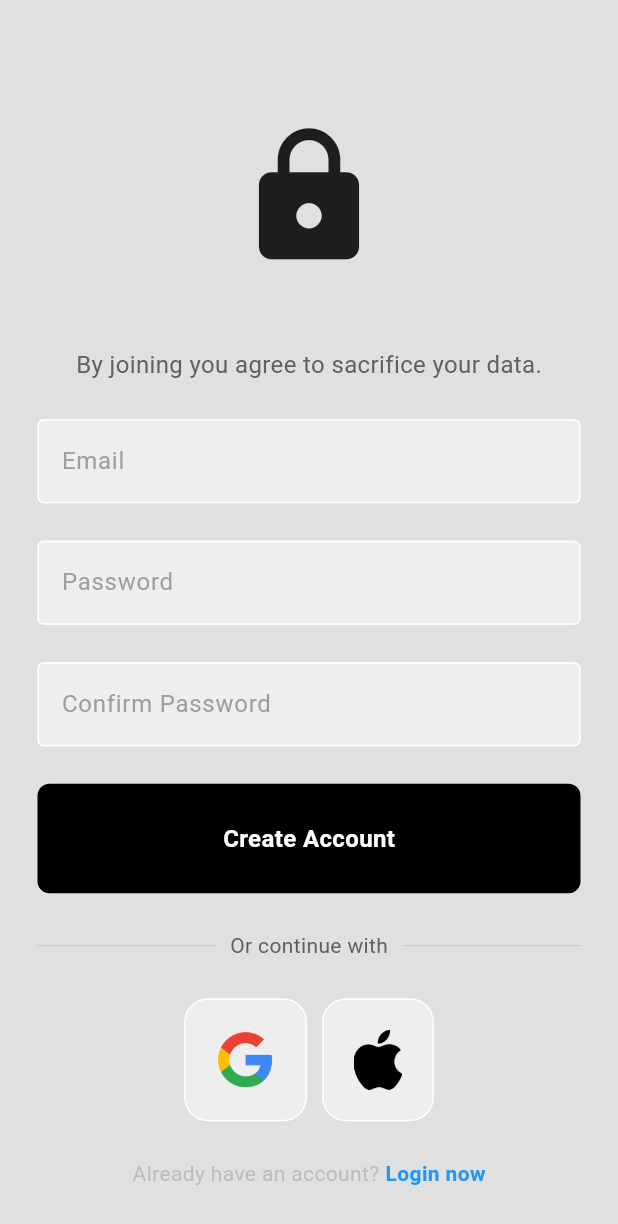
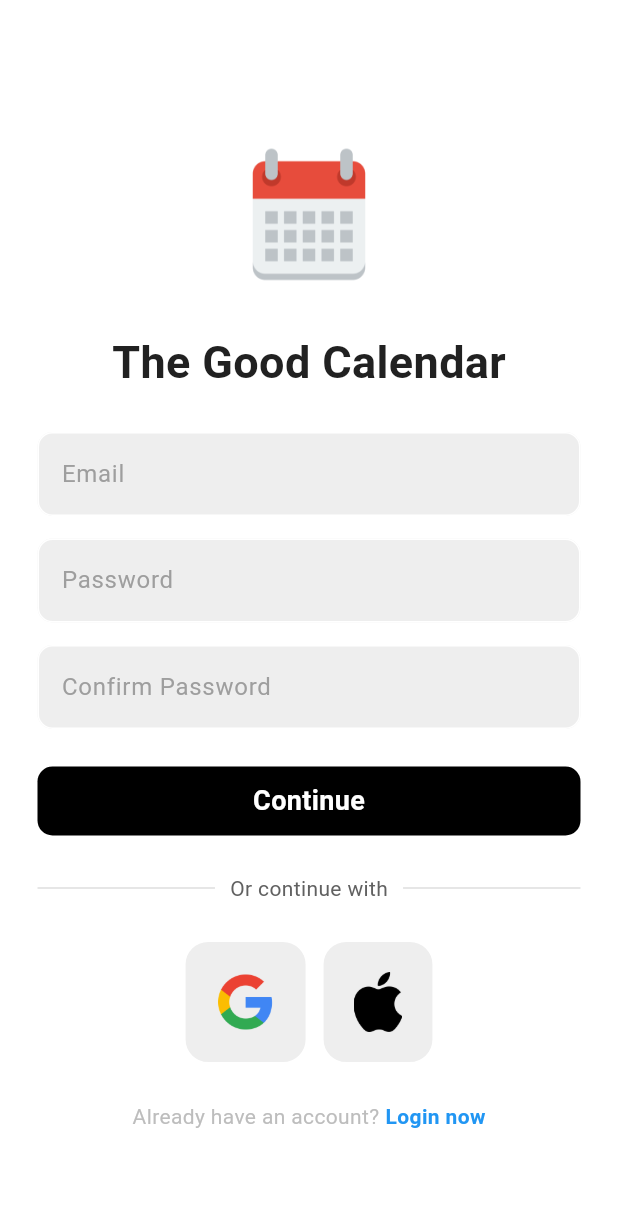
Before and after one commit to dw0nji/task_manager_2, a Flutter app: the screen it shows after launch, after a tap on "Register now", on a phone screen of 412 x 824 dp. Shown: the top 1224 px of the screen. Run offline on Flutter 3.47's test engine with Material 3 defaults, Android fonts, the phone set to English and light mode, and no system bars; our stand-ins replace date_field, firebase_auth, firebase_core, go_router; missing offline and left inert: dart:ffi; accounts and stored records are empty; network calls fail.

Commit message:
Matching Spec

```diff
--- a/lib/Views/components/customButton.dart
+++ b/lib/Views/components/customButton.dart
@@ -11,11 +11,11 @@ class CustomButton extends StatelessWidget {
     return GestureDetector(
       onTap: onTap,
       child: Container(
-        padding: const EdgeInsets.all(25.0),
+        padding: const EdgeInsets.all(10.0),
         margin: const EdgeInsets.symmetric(horizontal: 25.0),
         decoration: BoxDecoration(
           color: Colors.black,
-          borderRadius: BorderRadius.circular(8)
+          borderRadius: BorderRadius.circular(10)
         ),
         child: Center(
           child: Text(
@@ -23,7 +23,7 @@ class CustomButton extends StatelessWidget {
             style: TextStyle(
               color: Colors.white,
               fontWeight: FontWeight.bold,
-              fontSize: 16,
+              fontSize: 18,
             )
           )
         ),
--- a/lib/Views/components/customTextField.dart
+++ b/lib/Views/components/customTextField.dart
@@ -1,7 +1,7 @@
 import 'package:flutter/material.dart';
 
 class CustomTextField extends StatelessWidget {
-  final controller;
+  final TextEditingController controller;
   final String hintText;
   final bool obscureText;
 
@@ -10,26 +10,27 @@ class CustomTextField extends StatelessWidget {
     required this.controller,
     required this.hintText,
     required this.obscureText,
-
   });
 
   @override
   Widget build(BuildContext context) {
-    return Padding(padding: const EdgeInsets.symmetric(horizontal: 25.0),
+    return Container(
+      margin: const EdgeInsets.symmetric(horizontal: 25.0), // Apply margin here
         child: TextField(
           controller: controller,
           obscureText: obscureText,
           decoration: InputDecoration(
-          enabledBorder: const OutlineInputBorder(
-            borderSide: BorderSide(color: Colors.white),
+            enabledBorder: OutlineInputBorder(
+              borderRadius: BorderRadius.circular(10),
+              borderSide: const BorderSide(color: Colors.white),
             ),
-          focusedBorder: OutlineInputBorder(
-            borderSide: BorderSide(color: Colors.grey.shade400),
-          ),
+            // focusedBorder: OutlineInputBorder(
+            //   // fillColor: Color.grey.shade300,
+            // ),
             fillColor: Colors.grey.shade200,
             filled: true,
             hintText: hintText,
-          hintStyle: TextStyle(color: Colors.grey[500])
+            hintStyle: TextStyle(color: Colors.grey[500]),
           ),
         ),
     );
--- a/lib/Views/loginPage.dart
+++ b/lib/Views/loginPage.dart
@@ -75,7 +75,7 @@ class _LoginPageState extends State<LoginPage> {
   @override
   Widget build(BuildContext context) {
     return Scaffold(
-      backgroundColor: Colors.grey[300],
+      backgroundColor: Colors.white,
       body: SafeArea(
         child: Center(
           child: SingleChildScrollView(
@@ -85,20 +85,21 @@ class _LoginPageState extends State<LoginPage> {
 
           const SizedBox (height: 50),
 
-          // Logo
-          Icon(
-            Icons.lock,
-            size: 100
-          ), // Change to actual icon
+          Image.asset(
+            'lib/assets/logo.png',
+            width: 100,
+            height: 100,
+          ),
 
-          const SizedBox (height: 50),
+          const SizedBox (height: 25),
 
           //   Message
           Text (
-            'Welcome back, {NAME}!',
+            'The Good Calendar',
             style: TextStyle(
-              color: Colors.grey[700],
-              fontSize: 16,
+              color: Colors.grey[900],
+              fontSize: 30,
+              fontWeight: FontWeight.bold,
             ),
           ),
 
@@ -111,7 +112,7 @@ class _LoginPageState extends State<LoginPage> {
             obscureText: false,
           ),
 
-          const SizedBox (height: 25),
+          const SizedBox (height: 15),
 
           CustomTextField(
             controller: passwordController,
@@ -119,7 +120,7 @@ class _LoginPageState extends State<LoginPage> {
             obscureText: true,
           ),
 
-          const SizedBox (height: 4),
+          const SizedBox (height: 10),
           // Forgot password
 
           Padding(
@@ -221,7 +222,8 @@ class _LoginPageState extends State<LoginPage> {
                 ),
               )
             ],
-          )
+          ),
+          const SizedBox(height: 25),
       ]
     )
     )
--- a/lib/Views/registerPage.dart
+++ b/lib/Views/registerPage.dart
@@ -82,7 +82,7 @@ class RegisterPageState extends State<RegisterPage> {
   @override
   Widget build(BuildContext context) {
     return Scaffold(
-        backgroundColor: Colors.grey[300],
+        backgroundColor: Colors.white,
         body: SafeArea(
             child: Center(
                 child: SingleChildScrollView(
@@ -92,20 +92,21 @@ class RegisterPageState extends State<RegisterPage> {
 
                           const SizedBox (height: 50),
 
-                          // Logo
-                          Icon(
-                              Icons.lock,
-                              size: 100
-                          ), // Change to actual icon
+                          Image.asset(
+                            'lib/assets/logo.png',
+                            width: 100,
+                            height: 100,
+                          ),
 
-                          const SizedBox (height: 50),
+                          const SizedBox (height: 25),
 
                           //   Message
                           Text (
-                            'By joining you agree to sacrifice your data.',
+                            'The Good Calendar',
                             style: TextStyle(
-                              color: Colors.grey[700],
-                              fontSize: 16,
+                              color: Colors.grey[900],
+                              fontSize: 30,
+                              fontWeight: FontWeight.bold,
                             ),
                           ),
 
@@ -118,7 +119,7 @@ class RegisterPageState extends State<RegisterPage> {
                             obscureText: false,
                           ),
 
-                          const SizedBox (height: 25),
+                          const SizedBox (height: 15),
 
                           CustomTextField(
                             controller: passwordController,
@@ -126,7 +127,7 @@ class RegisterPageState extends State<RegisterPage> {
                             obscureText: true,
                           ),
 
-                          const SizedBox (height: 25),
+                          const SizedBox (height: 15),
 
                           CustomTextField(
                             controller: confirmPasswordController,
@@ -136,12 +137,10 @@ class RegisterPageState extends State<RegisterPage> {
 
                           const SizedBox (height: 25),
 
-
-
                           //   Submit button
                           CustomButton(
                             onTap: signUserUp,
-                            text: "Create Account",
+                            text: "Continue",
                           ),
 
                           const SizedBox (height: 25),
@@ -220,7 +219,8 @@ class RegisterPageState extends State<RegisterPage> {
                                 ),
                               )
                             ],
-                          )
+                          ),
+                          const SizedBox(height: 25),
                         ]
                     )
                 )
```
Also changed, not shown: lib/assets/logo.png (added). Lines whose indentation alone changed are shown as unchanged.
